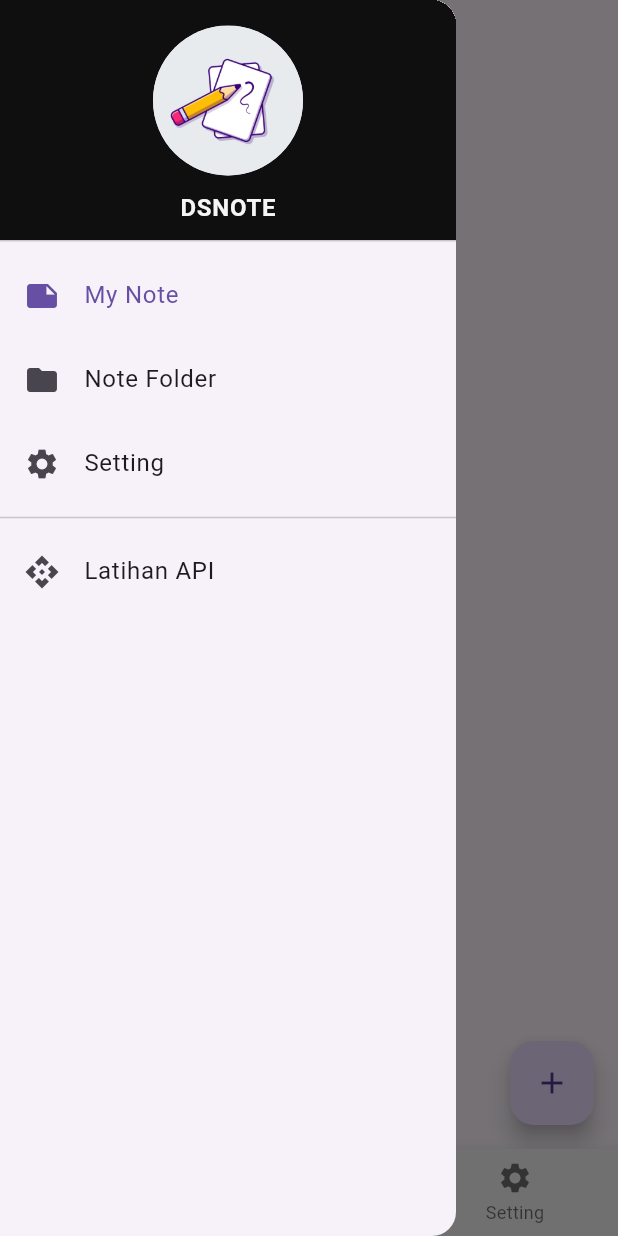
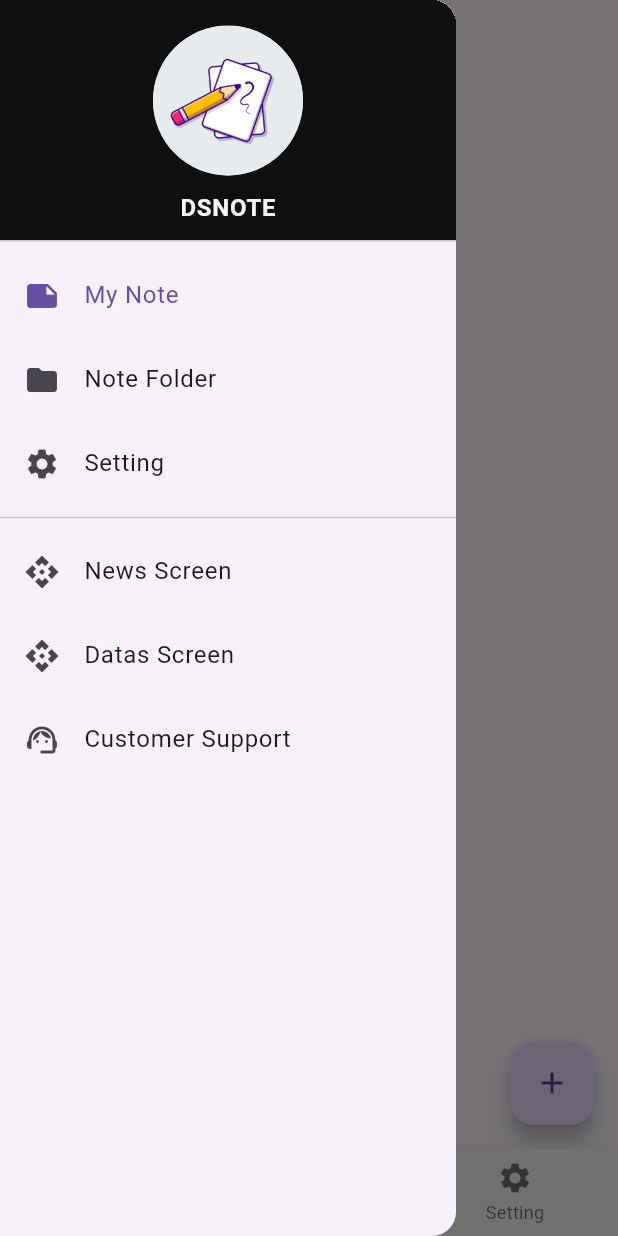
Before and after one commit to diva-coding/flutter_DSNOTE, a Flutter app: the MyHomePage screen opened directly, with the side drawer open, on a phone screen of 412 x 824 dp. Run offline on Flutter 3.47's test engine with Material 3 defaults, Android fonts, the phone set to English and light mode, and no system bars; our stand-ins replace shared_preferences, sqflite; accounts and stored records are empty.

Commit message:
Adding Customer Support Feature (Incompleted)

```diff
--- a/lib/endpoints/endpoints.dart
+++ b/lib/endpoints/endpoints.dart
@@ -2,5 +2,10 @@ class Endpoints {
   static const String baseURL =
       "https://66038e2c2393662c31cf2e7d.mockapi.io/api/v1";
 
+  static const String baseURLLive = "https://simobile.singapoly.com";
+  static const String baseURLCustomerSupport = "https://simobile.singapoly.com";
+
   static const String news = "$baseURL/news";
+  static const String datas = "$baseURLLive/api/datas";
+  static const String customerServiceDatas = "$baseURLCustomerSupport/api/customer-service/2215091034";
 }
--- a/lib/main.dart
+++ b/lib/main.dart
@@ -1,10 +1,17 @@
 import 'package:flutter/material.dart';
+import 'package:my_app/screens/customer_support/cs_screen.dart';
 import 'package:my_app/screens/home_screen.dart';
 import 'package:my_app/screens/api_screen.dart';
+import 'package:my_app/screens/datas_screen.dart';
 //import 'package:my_app/screens/splash_screen.dart';
 import 'package:my_app/screens/setting_screen.dart';
 import 'package:my_app/screens/folder_screen.dart';
 //import 'package:my_app/utils/themes.dart';
+import 'package:my_app/screens/FormScreen/form_screen.dart';
+import 'package:my_app/screens/customer_support/cs_detail_screen.dart';
+import 'package:my_app/screens/customer_support/form_create_screen.dart';
+import 'package:my_app/screens/customer_support/form_update_screen.dart';
+import 'package:my_app/models/customer_service_datas.dart';
 
 void main() {
   runApp(const MyApp());
@@ -28,8 +35,16 @@ class MyApp extends StatelessWidget {
         '/folder-screen': (context) => const FolderScreen(),
         '/setting-screen': (context) => const SettingScreen(),
         '/api':(context) => const APIScreen(),
+        '/form-screen':(context) => const FormScreen(),
+        '/cs-screen':(context) => const CustomerSupportScreen(),
+        '/datas-screen':(context) => const DatasScreen(),
+        '/cs-detail-screen': (context) => const CustomerSupportDetailScreen(),
+        '/form-create-screen': (context) => const CustomerSupportCreateFormScreen(),
+        '/form-update-screen': (context) => CustomerSupportUpdateFormScreen(
+            dataToUpdate: ModalRoute.of(context)!.settings.arguments as CustomerServiceDatas,
+          ),
       },
-      initialRoute: '/',
+      initialRoute: '/cs-screen',
     );
   }
 }
@@ -51,6 +66,7 @@ class _MyHomePageState extends State<MyHomePage> {
     const FolderScreen(),
     const SettingScreen(),
     const APIScreen(),
+    const DatasScreen(),
   ];
 
   final List<String> _appBarTitles = const [
@@ -143,12 +159,33 @@ class _MyHomePageState extends State<MyHomePage> {
             const Divider(),
             ListTile(
               leading: const Icon(Icons.api),
-              title: const Text('Latihan API'),
+              title: const Text('News Screen'),
               onTap: () {
                 Navigator.push(
                   context,
                   MaterialPageRoute(builder: (context) => const APIScreen()),
                 );
+              },
+            ),
+            ListTile(
+              leading: const Icon(Icons.api),
+              title: const Text('Datas Screen'),
+              onTap: () {
+                Navigator.push(
+                  context,
+                  MaterialPageRoute(builder: (context) => const DatasScreen()),
+                );
+              },
+            ),
+            ListTile(
+              leading: const Icon(Icons.support_agent),
+              title: const Text('Customer Support'),
+              onTap: () {
+                /* Navigator.push(
+                  context,
+                  MaterialPageRoute(builder: (context) => const DatasScreen()),
+                ); */
+                Navigator.pushNamed(context, '/cs-screen');
               },
             )
           ],
--- a/pubspec.yaml
+++ b/pubspec.yaml
@@ -43,6 +43,11 @@ dependencies:
   # Use with the CupertinoIcons class for iOS style icons.
   cupertino_icons: ^1.0.6
   http: ^1.2.1
+  google_fonts: ^6.2.1
+  image_picker: ^1.1.0
+  cached_network_image: ^3.3.1
+  logger: ^2.2.0
+  flutter_rating_bar: ^4.0.1
 
 dev_dependencies:
   flutter_test:
```
Also changed, not shown: lib/services/data_service.dart (+42 -0 lines), pubspec.lock, 5 other files.
